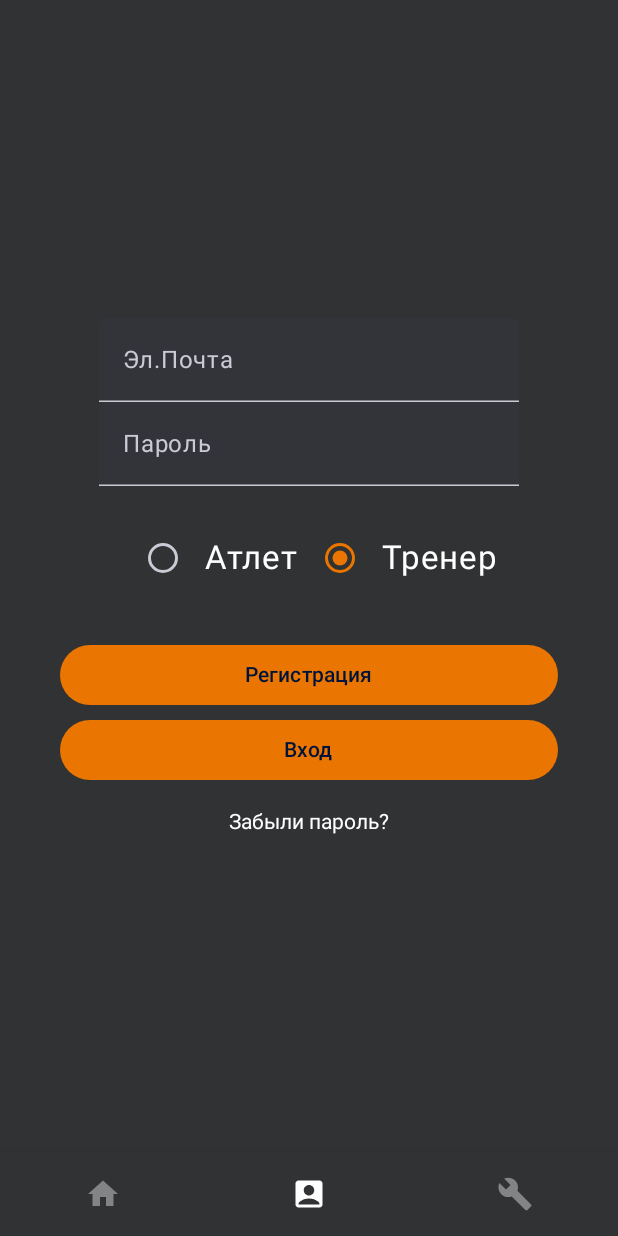
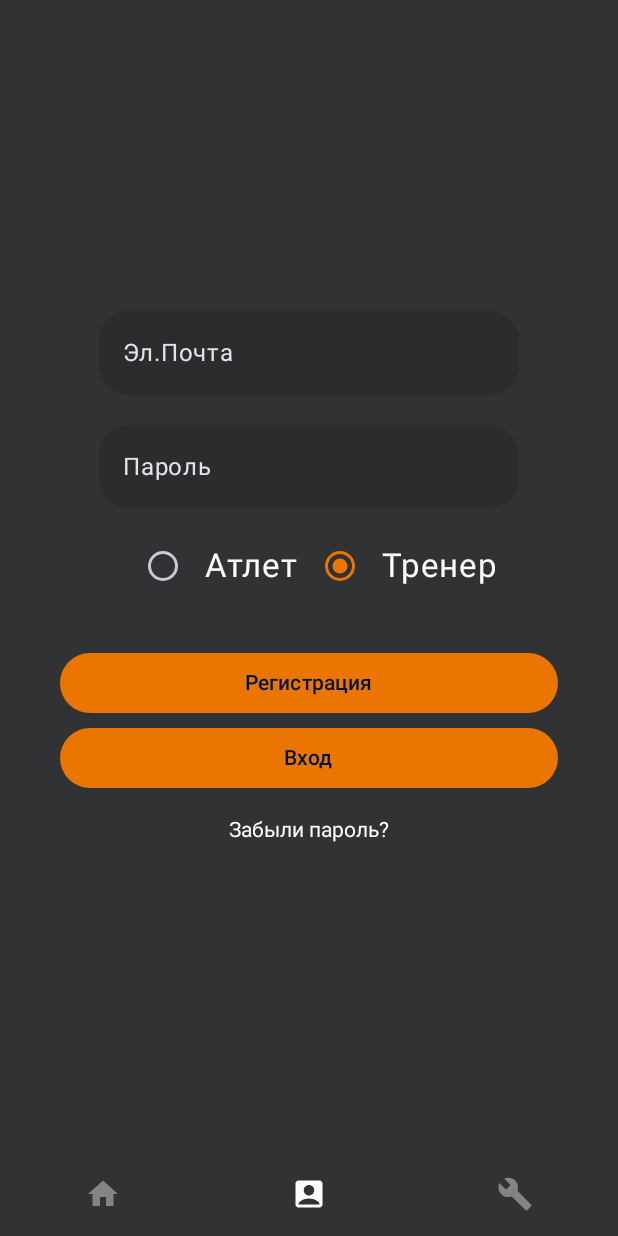
Before and after one commit to Sgudkov/CrossfitApp, an Android app built with Jetpack Compose: the screen it shows after launch (MainActivity), item 2 of the bottom bar chosen, on a phone screen of 412 x 824 dp. Run offline under Robolectric (Android 15) with nearby library versions, the phone set to English and light mode, and no system bars; libraries missing offline, so code that uses them is left out: com.vanpra.composematerialdialogs; 2 statements that could not run were skipped.

Commit message:
Rework CardViewer.kt for display

```diff
--- a/app/src/main/java/com/example/mynavigation/CardViewer.kt
+++ b/app/src/main/java/com/example/mynavigation/CardViewer.kt
@@ -99,6 +99,7 @@ fun CardViewer(navController: NavHostController, cardName: Int) {
                                     backgroundColor = Color.White,
                                     focusedIndicatorColor = Color.Transparent,
                                     cursorColor = Color.Black,
+                                    unfocusedIndicatorColor= Color.Transparent
                                 ),
                                 textStyle = TextStyle(fontSize = 18.sp),
                             )
--- a/app/src/main/java/com/example/mynavigation/screens/LoginScreen.kt
+++ b/app/src/main/java/com/example/mynavigation/screens/LoginScreen.kt
@@ -17,12 +17,13 @@ import androidx.compose.foundation.selection.selectableGroup
 import androidx.compose.foundation.shape.RoundedCornerShape
 import androidx.compose.foundation.text.ClickableText
 import androidx.compose.foundation.text.KeyboardOptions
+import androidx.compose.material.TextFieldDefaults
 import androidx.compose.material3.Button
 import androidx.compose.material3.ButtonDefaults
 import androidx.compose.material3.RadioButton
 import androidx.compose.material3.RadioButtonDefaults
 import androidx.compose.material3.Text
-import androidx.compose.material3.TextField
+import androidx.compose.material.TextField
 import androidx.compose.runtime.Composable
 import androidx.compose.runtime.getValue
 import androidx.compose.runtime.mutableStateOf
@@ -84,15 +85,31 @@ fun LoginScreen() {
         TextField(
             label = { Text(text = "Эл.Почта") },
             value = email,
-            onValueChange = { email = it }
+            onValueChange = { email = it },
+            shape = RoundedCornerShape(20.dp),
+            colors = TextFieldDefaults.textFieldColors(
+                textColor = Color.White,
+                focusedIndicatorColor = Color.Transparent,
+                cursorColor = Color.White,
+                unfocusedIndicatorColor= Color.Transparent
+            )
         )
+        Spacer(modifier = Modifier.height(20.dp))
         TextField(
             label = { Text(text = "Пароль") },
             value = password,
             visualTransformation = PasswordVisualTransformation(),
             keyboardOptions = KeyboardOptions(keyboardType = KeyboardType.Password),
-            onValueChange = { password = it })
-        Spacer(modifier = Modifier.height(20.dp))
+            onValueChange = { password = it },
+            shape = RoundedCornerShape(20.dp),
+            colors = TextFieldDefaults.textFieldColors(
+                textColor = Color.White,
+                focusedIndicatorColor = Color.Transparent,
+                cursorColor = Color.White,
+                unfocusedIndicatorColor= Color.Transparent
+            )
+            )
+        Spacer(modifier = Modifier.height(10.dp))
 
         Row(
             Modifier
```
